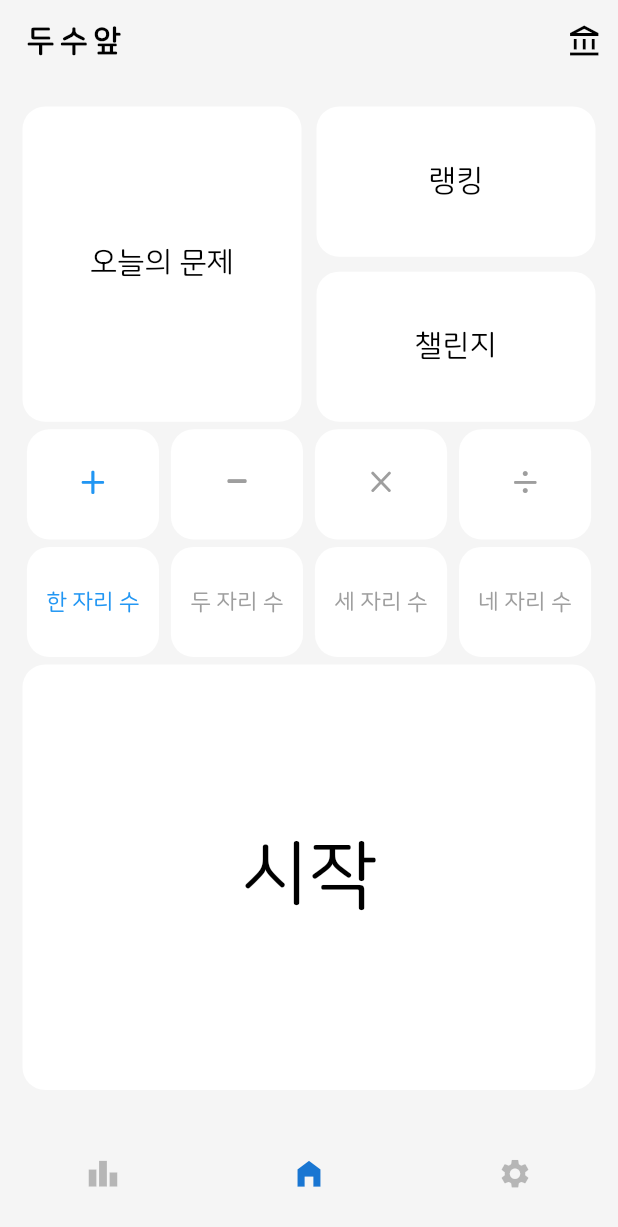
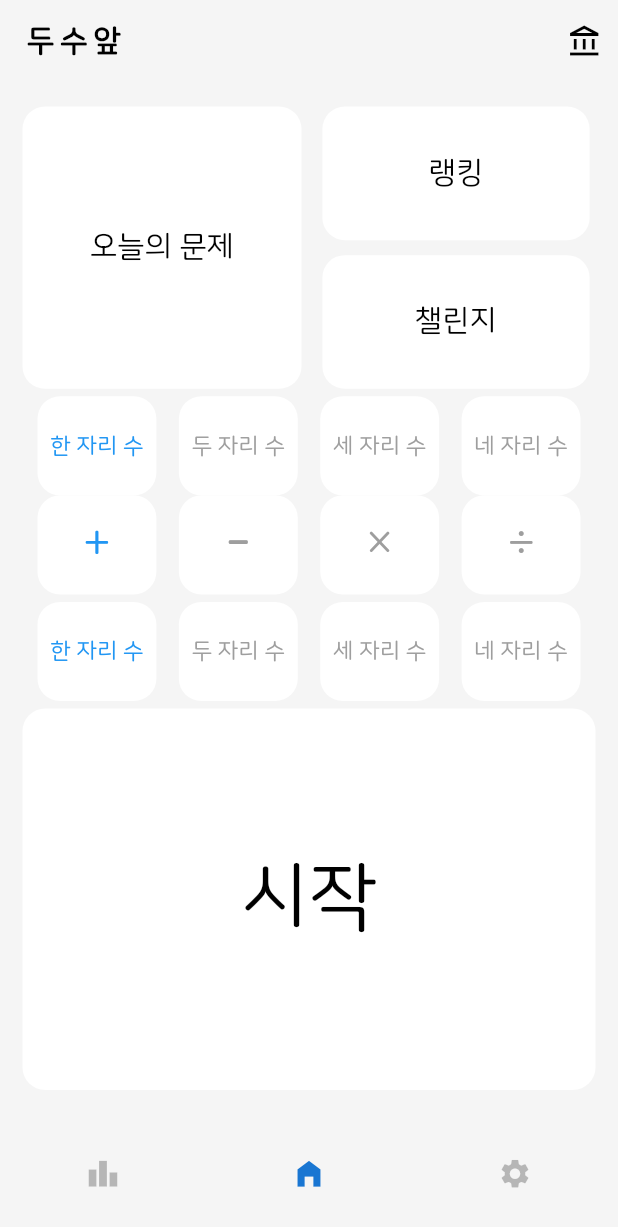
Before and after one commit to bargoLoft/do_math, a Flutter app: the screen it shows after launch, on a phone screen of 412 x 824 dp. Shown: the top 1227 px of the screen. Run offline on Flutter 3.47's test engine with Material 2 defaults, Android fonts, the phone set to English and light mode, and no system bars; our stand-ins replace hive, hive_flutter, shared_preferences; accounts and stored records are empty; generated files the repository leaves out were written again.

Commit message:
fix: 자릿수 세분화, 답 입력 너비 길이에 맞게

```diff
--- a/lib/main.dart
+++ b/lib/main.dart
@@ -14,9 +14,9 @@ void main() async {
   SharedPreferences prefs = await SharedPreferences.getInstance();
   await Hive.initFlutter();
   Hive.registerAdapter(RecordAdapter());
-  await Hive.openBox('record');
+  await Hive.openBox<Record>('record');
 
-  //SystemChrome.setPreferredOrientations([DeviceOrientation.portraitUp]);
+  //SystemChrome.setPreferredOrierntations([DeviceOrientation.portraitUp]);
 
   runApp(
     MultiProvider(providers: [
--- a/lib/pages/home_page.dart
+++ b/lib/pages/home_page.dart
@@ -17,7 +17,8 @@ class HomePage extends StatefulWidget {
 class _HomePageState extends State<HomePage> {
   int _selectedIndex = 1;
   int typeIndex = 0;
-  int digitalIndex = 0;
+  int digitalIndex_1 = 0;
+  int digitalIndex_2 = 0;
 
   bool _autoFocus = false;
   bool _isLeftHanded = false;
@@ -211,6 +212,18 @@ class _HomePageState extends State<HomePage> {
                     ),
                   ),
                   Expanded(
+                    flex: 1,
+                    child: Row(
+                      mainAxisAlignment: MainAxisAlignment.spaceEvenly,
+                      children: [
+                        buildDigitalButton(context, '한 자리 수', ratio, 15, 0),
+                        buildDigitalButton(context, '두 자리 수', ratio, 15, 1),
+                        buildDigitalButton(context, '세 자리 수', ratio, 15, 2),
+                        buildDigitalButton(context, '네 자리 수', ratio, 15, 3),
+                      ],
+                    ),
+                  ),
+                  Expanded(
                       flex: 1,
                       child: Row(
                         mainAxisAlignment: MainAxisAlignment.spaceEvenly,
@@ -229,10 +242,10 @@ class _HomePageState extends State<HomePage> {
                     child: Row(
                       mainAxisAlignment: MainAxisAlignment.spaceEvenly,
                       children: [
-                        buildDigitalButton(context, '한 자리 수', ratio, 15, 0),
-                        buildDigitalButton(context, '두 자리 수', ratio, 15, 1),
-                        buildDigitalButton(context, '세 자리 수', ratio, 15, 2),
-                        buildDigitalButton(context, '네 자리 수', ratio, 15, 3),
+                        buildDigitalButton2(context, '한 자리 수', ratio, 15, 0),
+                        buildDigitalButton2(context, '두 자리 수', ratio, 15, 1),
+                        buildDigitalButton2(context, '세 자리 수', ratio, 15, 2),
+                        buildDigitalButton2(context, '네 자리 수', ratio, 15, 3),
                       ],
                     ),
                   ),
@@ -325,7 +338,7 @@ class _HomePageState extends State<HomePage> {
         aspectRatio: ratio,
         child: ElevatedButton(
           onPressed: () {
-            digitalIndex = index;
+            digitalIndex_1 = index;
             setState(() {});
           },
           style: ButtonStyle(
@@ -339,8 +352,39 @@ class _HomePageState extends State<HomePage> {
           child: Text(
             title,
             style: TextStyle(
-              fontSize: (digitalIndex == index) ? textSize : 15,
-              color: (digitalIndex == index) ? Colors.blue : Colors.grey,
+              fontSize: (digitalIndex_1 == index) ? textSize : 15,
+              color: (digitalIndex_1 == index) ? Colors.blue : Colors.grey,
+            ),
+          ),
+        ),
+      ),
+    );
+  }
+
+  Widget buildDigitalButton2(context, String title, double ratio,
+      [double textSize = 15, int index = 0]) {
+    return Padding(
+      padding: const EdgeInsets.symmetric(horizontal: 0, vertical: 0),
+      child: AspectRatio(
+        aspectRatio: ratio,
+        child: ElevatedButton(
+          onPressed: () {
+            digitalIndex_2 = index;
+            setState(() {});
+          },
+          style: ButtonStyle(
+            padding: MaterialStateProperty.all(EdgeInsets.zero),
+            elevation: MaterialStateProperty.all(0),
+            backgroundColor: MaterialStateProperty.all(Colors.white),
+            foregroundColor: MaterialStateProperty.all(Colors.black),
+            shape: MaterialStateProperty.all(
+                RoundedRectangleBorder(borderRadius: BorderRadius.circular(15.0))),
+          ),
+          child: Text(
+            title,
+            style: TextStyle(
+              fontSize: (digitalIndex_2 == index) ? textSize : 15,
+              color: (digitalIndex_2 == index) ? Colors.blue : Colors.grey,
             ),
           ),
         ),
@@ -362,7 +406,8 @@ class _HomePageState extends State<HomePage> {
                 MaterialPageRoute(
                     builder: (context) => StagePage(
                           type: type,
-                          digital: digitalIndex + 1,
+                          digital: [digitalIndex_1 + 1, digitalIndex_2 + 1],
+                          count: 2,
                         )));
           },
           style: ButtonStyle(
```
Also changed, not shown: lib/pages/stage_page.dart (+15 -5 lines), lib/problems/algorithm.dart (renamed from lib/problems/1-1.dart, +16 -16 lines).
